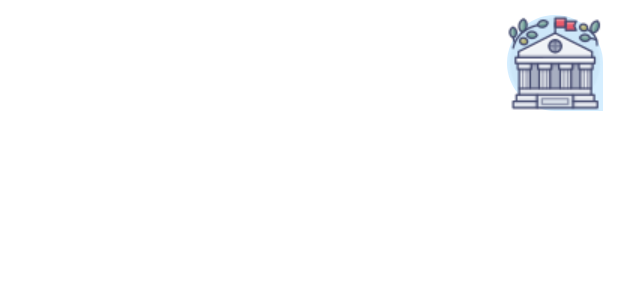
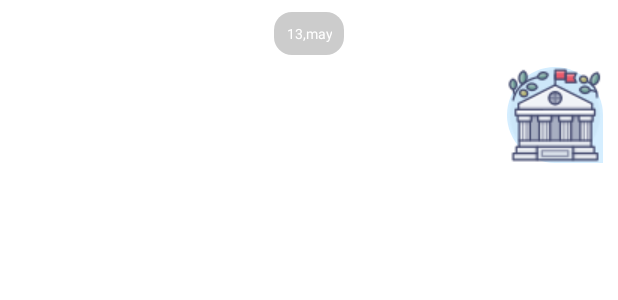
Before and after one commit to SahilJodhawat/Layouts, an Android app: the layout send_image_layout.xml on its own in the app's theme, with its tools: preview values and no code run, on a phone screen of 412 x 824 dp. Shown: the top 300 px of the screen. Run offline under Robolectric (Android 15) with nearby library versions, the phone set to English and light mode, and no system bars; Roboto replaces fonts that are not available here.

Commit message:
new Commit

```diff
--- a/app/build.gradle
+++ b/app/build.gradle
@@ -41,7 +41,8 @@ android {
 }
 
 dependencies {
-
+    implementation 'com.github.bumptech.glide:glide:4.13.0'
+    kapt 'com.github.bumptech.glide:compiler:4.13.0'
     implementation "androidx.appcompat:appcompat:$rootProject.appCompatVersion"
     implementation "androidx.activity:activity-ktx:$rootProject.activityVersion"
 
--- a/app/src/main/AndroidManifest.xml
+++ b/app/src/main/AndroidManifest.xml
@@ -5,8 +5,9 @@
 
     <uses-permission android:name="android.permission.INTERNET" />
     <uses-permission android:name="android.permission.CAMERA"/>
-    <uses-permission android:name="android.permission.WRITE_EXTERNAL_STORAGE"
-        tools:ignore="ScopedStorage" />
+    <uses-permission android:name="android.permission.WRITE_EXTERNAL_STORAGE"/>
+    <uses-permission android:name="android.permission.READ_EXTERNAL_STORAGE"/>
+
 
 
     <application
--- a/app/src/main/res/layout/adding_data.xml
+++ b/app/src/main/res/layout/adding_data.xml
@@ -134,6 +134,7 @@
             android:layout_marginTop="5dp"/>
 
         <ImageView
+            android:id="@+id/send_chat_img"
             android:layout_width="wrap_content"
             android:layout_height="wrap_content"
             android:src="@drawable/microphone"
--- a/app/src/main/res/layout/receiver_chat.xml
+++ b/app/src/main/res/layout/receiver_chat.xml
@@ -27,7 +27,7 @@
         android:layout_marginTop="2dp"
         app:layout_constraintTop_toBottomOf="@id/date1"
         app:layout_constraintStart_toStartOf="parent"
-        android:background="@drawable/chat_background2">
+        android:background="@drawable/receiver_chat_background">
 
         <TextView
             android:id="@+id/receiver_txt"
--- a/app/src/main/res/layout/send_image_layout.xml
+++ b/app/src/main/res/layout/send_image_layout.xml
@@ -4,9 +4,26 @@
     android:layout_height="wrap_content"
     xmlns:app="http://schemas.android.com/apk/res-auto">
 
+    <TextView
+        android:id="@+id/snd_img_date"
+        android:layout_width="wrap_content"
+        android:layout_height="wrap_content"
+        app:layout_constraintStart_toStartOf="parent"
+        app:layout_constraintEnd_toEndOf="parent"
+        app:layout_constraintTop_toTopOf="parent"
+        app:layout_constraintBottom_toTopOf="@id/sender_img"
+        android:layout_marginTop="8dp"
+        android:layout_marginBottom="8dp"
+        android:gravity="center"
+        android:textSize="9dp"
+        android:padding="8dp"
+        android:textColor="@color/white"
+        android:background="@drawable/date_background"
+        android:text="13,may"/>
+
     <ImageView
         android:id="@+id/sender_img"
-        android:layout_width="wrap_content"
+        android:layout_width="0dp"
         android:layout_height="wrap_content"
         android:layout_marginTop="10dp"
         app:layout_constraintEnd_toEndOf="parent"
@@ -14,7 +31,7 @@
         android:layout_marginRight="10dp"
         android:layout_marginBottom="10dp"
         app:layout_constraintBottom_toBottomOf="parent"
-        android:background="@drawable/chat_background"
+        android:background="@drawable/sender_chat_background"
         android:src="@drawable/academy"/>
 
 </androidx.constraintlayout.widget.ConstraintLayout>
--- a/app/src/main/res/layout/sender_chat.xml
+++ b/app/src/main/res/layout/sender_chat.xml
@@ -31,7 +31,7 @@
         android:layout_marginTop="2dp"
         app:layout_constraintTop_toBottomOf="@id/date"
         app:layout_constraintEnd_toEndOf="parent"
-        android:background="@drawable/chat_background">
+        android:background="@drawable/sender_chat_background">
 
         <TextView
             android:id="@+id/sender_txt"
```
Also changed, not shown: app/src/main/java/ChatAdapter.kt (+47 -2 lines), app/src/main/java/com/example/layouts/MainActivity.kt (+36 -26 lines), app/src/main/res/drawable/receiver_chat_background.xml (renamed from app/src/main/res/drawable/chat_background2.xml), app/src/main/res/drawable/send_message.png (added), app/src/main/res/drawable/sender_chat_background.xml (renamed from app/src/main/res/drawable/chat_background.xml).
